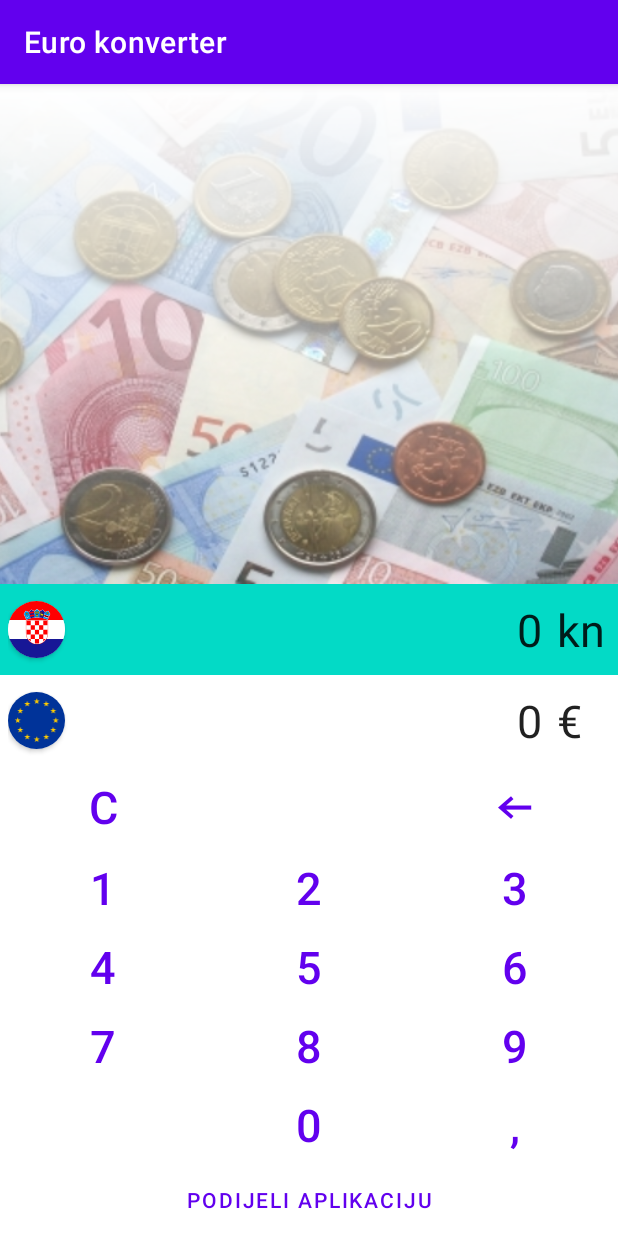
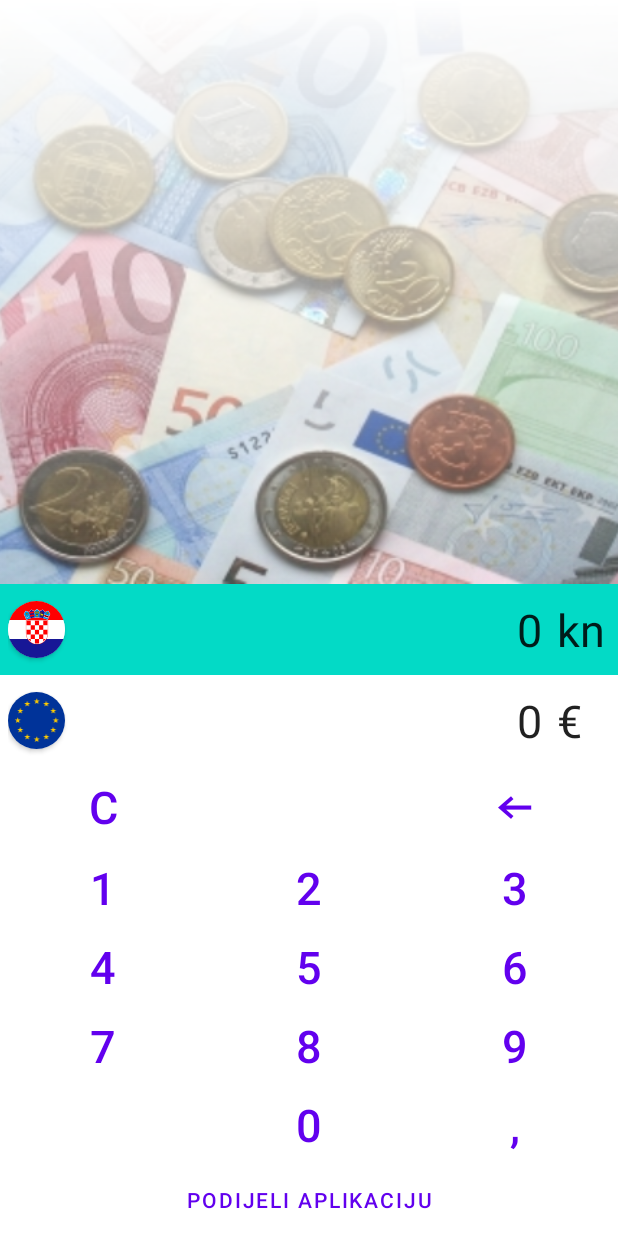
Before and after one commit to vbresan/eurokonverter, an Android app: the screen it shows after launch (MainActivity), on a phone screen of 412 x 824 dp. Run offline under Robolectric (Android 15) with nearby library versions, the phone set to English and light mode, and no system bars.

Commit message:
Removing action bar

```diff
--- a/app/src/main/res/values-night/themes.xml
+++ b/app/src/main/res/values-night/themes.xml
@@ -1,6 +1,6 @@
 <resources xmlns:tools="http://schemas.android.com/tools">
     <!-- Base application theme. -->
-    <style name="Theme.EuroKonverter" parent="Theme.MaterialComponents.DayNight.DarkActionBar">
+    <style name="Theme.EuroKonverter" parent="Theme.MaterialComponents.DayNight.NoActionBar">
         <!-- Primary brand color. -->
         <item name="colorPrimary">@color/purple_200</item>
         <item name="colorPrimaryVariant">@color/purple_700</item>
--- a/app/src/main/res/values/themes.xml
+++ b/app/src/main/res/values/themes.xml
@@ -1,6 +1,6 @@
 <resources xmlns:tools="http://schemas.android.com/tools">
     <!-- Base application theme. -->
-    <style name="Theme.EuroKonverter" parent="Theme.MaterialComponents.DayNight.DarkActionBar">
+    <style name="Theme.EuroKonverter" parent="Theme.MaterialComponents.DayNight.NoActionBar">
         <!-- Primary brand color. -->
         <item name="colorPrimary">@color/purple_500</item>
         <item name="colorPrimaryVariant">@color/purple_700</item>
```
